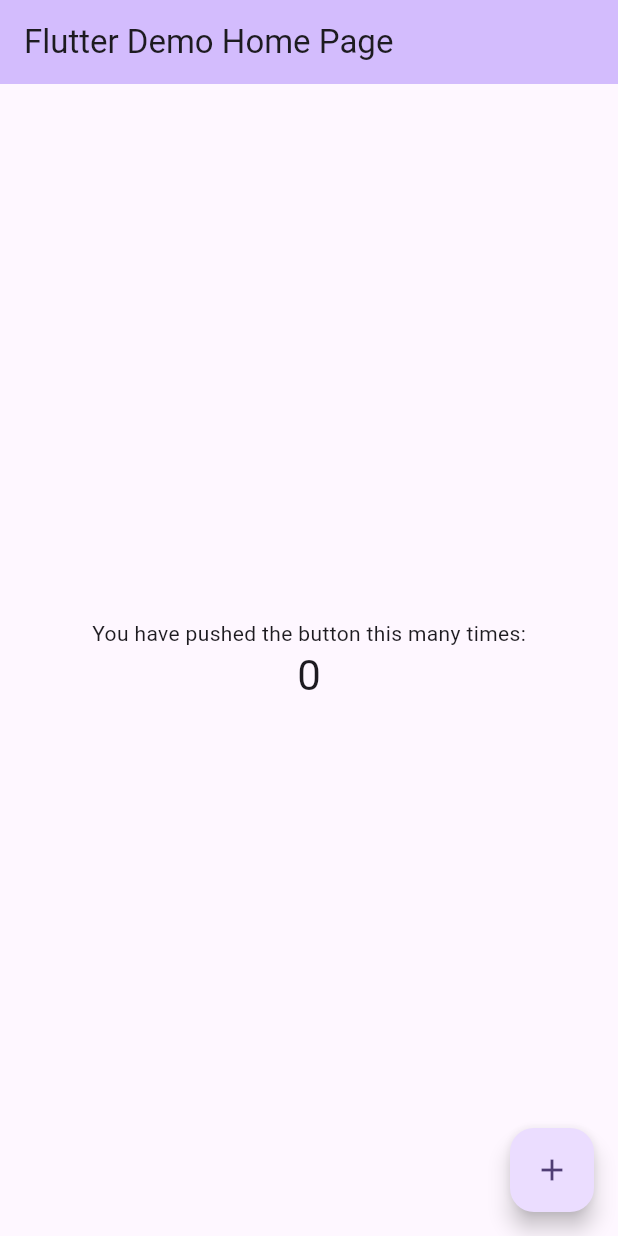
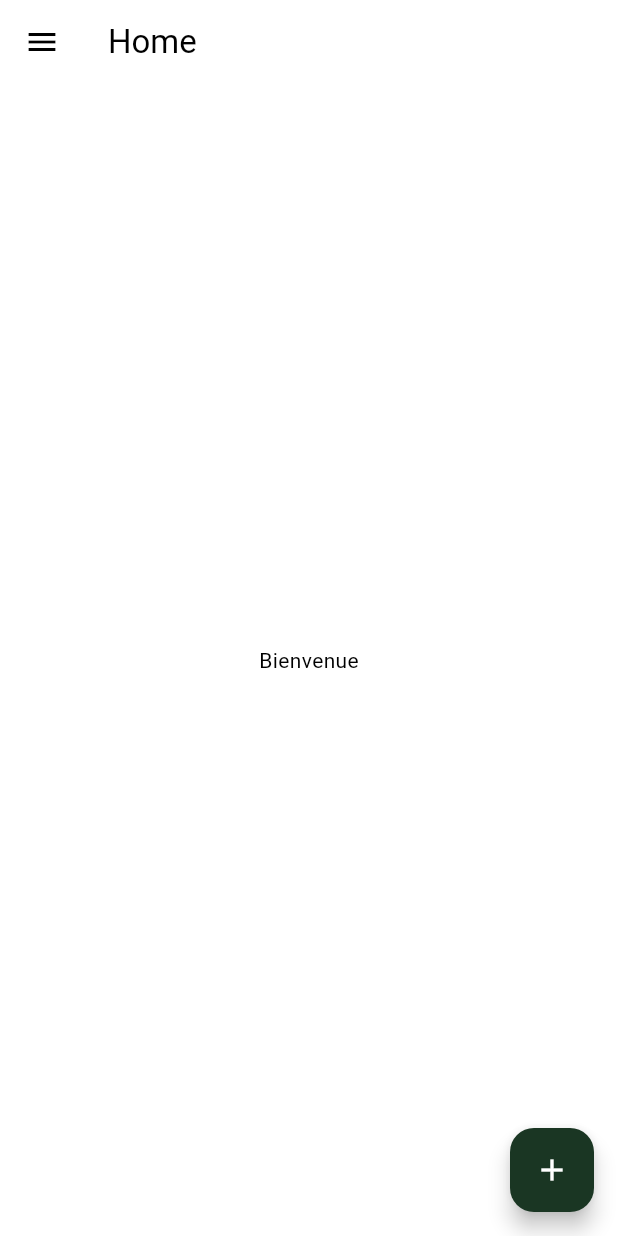
Before and after one commit to Aladinfodpo/nutrisecflutter, a Flutter app: the screen it shows after launch, on a phone screen of 412 x 824 dp. Run offline on Flutter 3.47's test engine with Material 3 defaults, Android fonts, the phone set to English and light mode, and no system bars; our stand-ins replace shared_preferences.

Commit message:
Added basic layout + settings

```diff
--- a/lib/main.dart
+++ b/lib/main.dart
@@ -1,8 +1,39 @@
 import 'package:flutter/material.dart';
+import 'package:shared_preferences/shared_preferences.dart';
 
-void main() {
+import 'user.dart';
+
+void main() async{
+  WidgetsFlutterBinding.ensureInitialized();
+
+  final prefs = await SharedPreferences.getInstance();
+  User().loadFromData(prefs);
+
   runApp(const MyApp());
 }
+
+MaterialColor createMaterialColor(Color color) {
+  List<double> strengths = <double>[.05];
+  Map<int, Color> swatch = {};
+  final int r = (color.r*255).toInt(), g = (color.g*255).toInt(), b = (color.b*255).toInt();
+
+  for (int i = 1; i < 10; i++) {
+    strengths.add(0.1 * i);
+  }
+
+  for (var strength in strengths) {
+    final double ds = 0.5 - strength;
+    swatch[(strength * 1000).round()] = Color.fromRGBO(
+      r + ((ds < 0 ? r : (255 - r)) * ds).round(),
+      g + ((ds < 0 ? g : (255 - g)) * ds).round(),
+      b + ((ds < 0 ? b : (255 - b)) * ds).round(),
+      1,
+    );
+  }
+
+  return MaterialColor(color.toARGB32(), swatch);
+}
+
 
 class MyApp extends StatelessWidget {
   const MyApp({super.key});
@@ -10,32 +41,48 @@ class MyApp extends StatelessWidget {
   // This widget is the root of your application.
   @override
   Widget build(BuildContext context) {
+
     return MaterialApp(
       title: 'Flutter Demo',
       theme: ThemeData(
-        colorScheme: ColorScheme.fromSeed(seedColor: Colors.deepPurple),
+        colorScheme: ColorScheme.fromSwatch(primarySwatch: createMaterialColor(Color.fromRGBO(26, 54, 35, 1))),
       ),
-      home: const MyHomePage(title: 'Flutter Demo Home Page'),
+      routes: routePages,
+      initialRoute: "/",
     );
   }
 }
 
-class MyHomePage extends StatefulWidget {
-  const MyHomePage({super.key, required this.title});
+var routePages = {
+      '/' : (BuildContext context) => MainPage(null,),
+      SettingsPage.routeName: (BuildContext context) => MainPage(0),
+  };
 
-  final String title;
+class MainPage extends StatefulWidget {
+  const MainPage(this.indexPage, {super.key});
+
+  final int? indexPage;
 
   @override
-  State<MyHomePage> createState() => _MyHomePageState();
+  State<MainPage> createState() => _MainPageState();
 }
 
-class _MyHomePageState extends State<MyHomePage> {
-  int _counter = 0;
+const titles = ["Home", "Paramètres"];
+class _MainPageState extends State<MainPage> {
+  late final List<Widget> pages;
+  int indexDrawer = 0;
+  String title = titles[0];
 
-  void _incrementCounter() {
-    setState(() {
-      _counter++;
-    });
+  void setIndexPage(int i){setState((){indexDrawer = i; title = titles[i]; });}
+
+  @override
+  void initState() {
+    super.initState();
+    setIndexPage(widget.indexPage ?? 0);
+    pages = [
+      HomePage(),
+      SettingsPage(),
+    ];
   }
 
   @override
@@ -43,25 +90,65 @@ class _MyHomePageState extends State<MyHomePage> {
     return Scaffold(
       appBar: AppBar(
         backgroundColor: Theme.of(context).colorScheme.inversePrimary,
-        title: Text(widget.title),
+        title: Text(titles[indexDrawer]),
       ),
-      body: Center(
-        child: Column(
-          mainAxisAlignment: MainAxisAlignment.center,
-          children: <Widget>[
-            const Text('You have pushed the button this many times:'),
-            Text(
-              '$_counter',
-              style: Theme.of(context).textTheme.headlineMedium,
+      drawer: Drawer(
+        child: ListView(
+          padding: EdgeInsets.zero,
+          children: [
+            DrawerHeader(
+              decoration: BoxDecoration(color: Theme.of(context).colorScheme.primary),
+              child: Image.asset("icon.png"),
+            ),
+            ListTile(
+              title: const Text("Home"),
+              onTap: () {setIndexPage(0); Navigator.pop(context);}
+            ),
+            ListTile(
+              title: const Text("Paramètres"),
+              onTap: () {setIndexPage(1); Navigator.pop(context);}
             ),
           ],
         ),
       ),
-      floatingActionButton: FloatingActionButton(
-        onPressed: _incrementCounter,
+      body: Center(
+        child: pages[indexDrawer],
+      ),
+      floatingActionButton: indexDrawer == 0 ? FloatingActionButton(
+        onPressed: (){},
         tooltip: 'Increment',
         child: const Icon(Icons.add),
-      ), // This trailing comma makes auto-formatting nicer for build methods.
+      )
+      : null, // This trailing comma makes auto-formatting nicer for build methods.
     );
   }
 }
+
+
+class HomePage extends StatefulWidget {
+  const HomePage({super.key});
+
+  @override
+  State<HomePage> createState() => _HomePageState();
+}
+
+class _HomePageState extends State<HomePage> {
+
+  _HomePageState();
+
+  @override
+  void dispose() {
+    // Clean up the controller when the widget is disposed.
+    super.dispose();
+  }
+
+
+  @override
+  Widget build(BuildContext context) {
+    return Center(child:
+        Padding(padding: EdgeInsets.all(8.0),
+          child: Text("Bienvenue")
+        )
+      );
+  }
+}
```
Also changed, not shown: lib/user.dart (added, +98 -0 lines).
